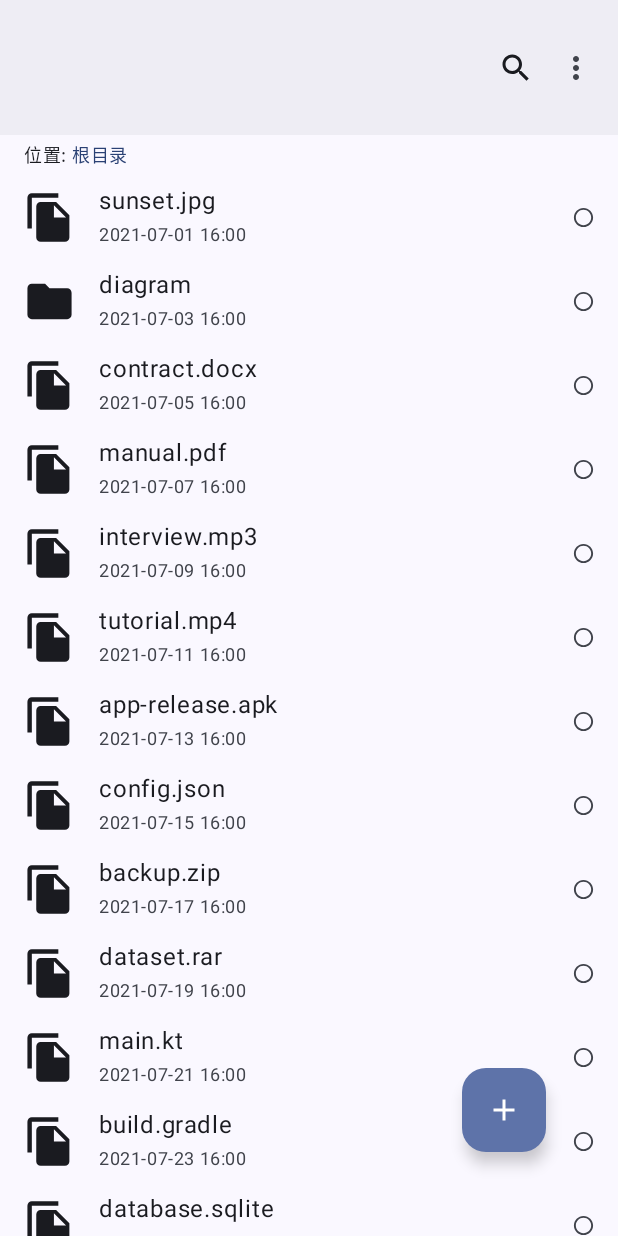
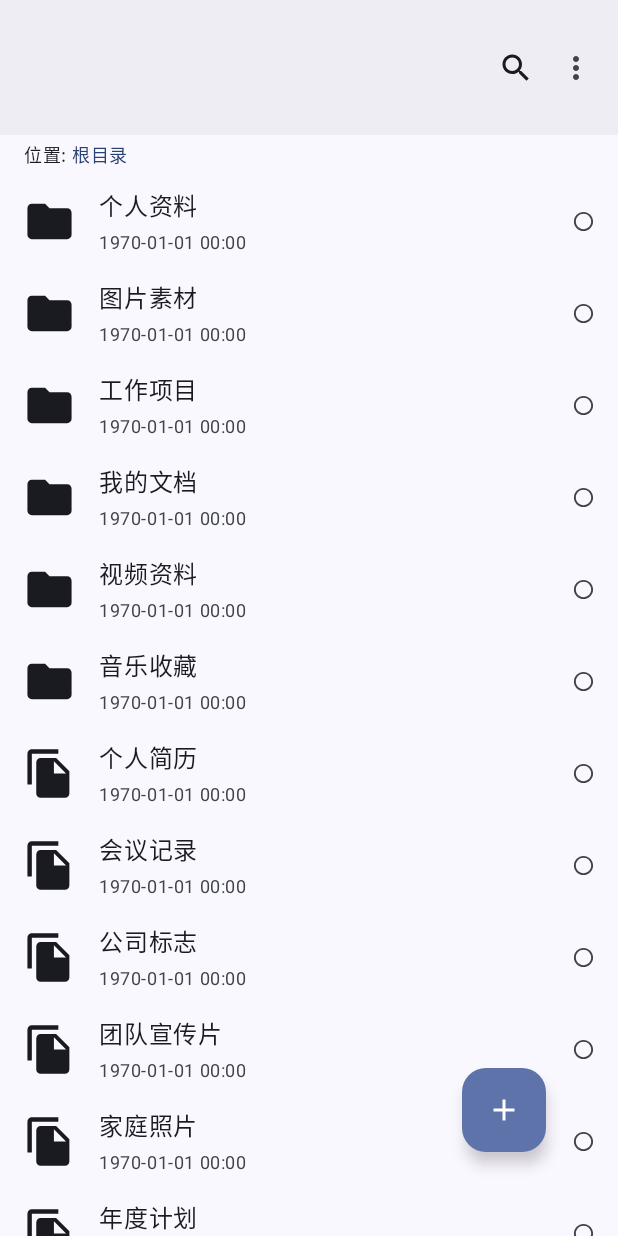
Before and after one commit to PanJX02/CloudDrive, an Android app built with Jetpack Compose: the composable FileRoute shown on its own in the app's theme, on a phone screen of 412 x 824 dp. Run offline under Robolectric (Android 15) with nearby library versions, the phone set to English and light mode, and no system bars.

Commit message:
refactor(file): 重构文件相关数据结构和接口
- 更新 File 数据类，增加新字段以适应后端接口变更
- 修改文件预览参数、文件对话框、文件路由等相关组件，以支持新的文件数据结构
- 更新网络 API 服务接口，使用路径参数获取文件列表

```diff
--- a/app/src/main/java/com/panjx/clouddrive/core/modle/File.kt
+++ b/app/src/main/java/com/panjx/clouddrive/core/modle/File.kt
@@ -7,26 +7,35 @@ import kotlinx.serialization.Serializable
  *
  * 用于表示云存储系统中的文件或目录元数据信息
  *
- * @property id 文件唯一标识符，通常为UUID格式
- * @property name 文件/目录名称（包含扩展名）
- * @property size 文件大小（字节单位），目录时通常为0
- * @property type 文件类型标识（如：text/plain, image/png），目录可设为"directory"
- * @property parentId 所属父目录ID，根目录时为空字符串
- * @property path 文件完整存储路径（虚拟路径，非物理路径）
+ * @property id 文件记录唯一标识符
+ * @property userId 用户ID
+ * @property fileId 文件ID
+ * @property fileSHA256 文件SHA256值
+ * @property fileName 文件名称
+ * @property fileExtension 文件扩展名
+ * @property fileCategory 文件类别
+ * @property fileSize 文件大小
+ * @property filePid 父文件ID
+ * @property folderType 文件夹类型
+ * @property deleteFlag 删除标记
+ * @property recoveryTime 恢复时间
  * @property createTime 创建时间戳（毫秒级）
- * @property updateTime 最后修改时间戳（毫秒级）
- * @property isDir 是否为目录标识，true表示目录，false表示文件
- * @property isSelected 选择状态（主要用于UI交互），默认未选中
+ * @property lastUpdateTime 最后更新时间戳（毫秒级）
  */
 @Serializable
 data class File(
-    val id: String,
-    val name: String,
-    val size: Long,
-    val type: String,
-    val parentId: String,
-    val path: String,
+    val id: Long,
+    val userId: Long,
+    val fileId: Long,
+    val fileSHA256: String?,
+    val fileName: String,
+    val fileExtension: String?,
+    val fileCategory: String?,
+    val fileSize: String?,
+    val filePid: Long,
+    val folderType: Int,
+    val deleteFlag: Int,
+    val recoveryTime: Long,
     val createTime: Long,
-    val updateTime: Long,
-    val isDir: Boolean,
+    val lastUpdateTime: Long
 )
--- a/app/src/main/java/com/panjx/clouddrive/core/ui/FileDataPreviewParameterProvider.kt
+++ b/app/src/main/java/com/panjx/clouddrive/core/ui/FileDataPreviewParameterProvider.kt
@@ -5,277 +5,345 @@ import com.panjx.clouddrive.core.modle.File
 object FilePreviewParameterData {
 
     val FILE= File(
-        id = "1",
-        name = "sunset.jpg",
-        size = 3_145_728,
-        type = "image/jpeg",
-        parentId = "0",
-        path = "/photos",
-        createTime = 1625068800000,  // 2021-07-01
-        updateTime = 1625155200000,
-        isDir = false
+        id = 1006,
+        userId = 12,
+        fileId = 0,
+        fileSHA256 = null,
+        fileName = "个人资料",
+        fileExtension = null,
+        fileCategory = null,
+        fileSize = null,
+        filePid = 0,
+        folderType = 1,
+        deleteFlag = 2,
+        recoveryTime = 0,
+        createTime = 1687650050,
+        lastUpdateTime = 0
     )
 
     val FILES = listOf(
-        // 图像类文件
-        FILE,
+        // 文件夹
         File(
-            id = "2",
-            name = "diagram",
-            size = 0,
-            type = "Folder",
-            parentId = "0",
-            path = "/design",
-            createTime = 1625241600000,
-            updateTime = 1625328000000,
-            isDir = false
+            id = 1006,
+            userId = 12,
+            fileId = 0,
+            fileSHA256 = null,
+            fileName = "个人资料",
+            fileExtension = null,
+            fileCategory = null,
+            fileSize = null,
+            filePid = 0,
+            folderType = 1,
+            deleteFlag = 2,
+            recoveryTime = 0,
+            createTime = 1687650050,
+            lastUpdateTime = 0
+        ),
+        File(
+            id = 1002,
+            userId = 12,
+            fileId = 0,
+            fileSHA256 = null,
+            fileName = "图片素材",
+            fileExtension = null,
+            fileCategory = null,
+            fileSize = null,
+            filePid = 0,
+            folderType = 1,
+            deleteFlag = 2,
+            recoveryTime = 0,
+            createTime = 1687650010,
+            lastUpdateTime = 0
+        ),
+        File(
+            id = 1005,
+            userId = 12,
+            fileId = 0,
+            fileSHA256 = null,
+            fileName = "工作项目",
+            fileExtension = null,
+            fileCategory = null,
+            fileSize = null,
+            filePid = 0,
+            folderType = 1,
+            deleteFlag = 2,
+            recoveryTime = 0,
+            createTime = 1687650040,
+            lastUpdateTime = 0
+        ),
+        File(
+            id = 1001,
+            userId = 12,
+            fileId = 0,
+            fileSHA256 = null,
+            fileName = "我的文档",
+            fileExtension = null,
+            fileCategory = null,
+            fileSize = null,
+            filePid = 0,
+            folderType = 1,
+            deleteFlag = 2,
+            recoveryTime = 0,
+            createTime = 1687650000,
+            lastUpdateTime = 0
+        ),
+        File(
+            id = 1003,
+            userId = 12,
+            fileId = 0,
+            fileSHA256 = null,
+            fileName = "视频资料",
+            fileExtension = null,
+            fileCategory = null,
+            fileSize = null,
+            filePid = 0,
+            folderType = 1,
+            deleteFlag = 2,
+            recoveryTime = 0,
+            createTime = 1687650020,
+            lastUpdateTime = 0
+        ),
+        File(
+            id = 1004,
+            userId = 12,
+            fileId = 0,
+            fileSHA256 = null,
+            fileName = "音乐收藏",
+            fileExtension = null,
+            fileCategory = null,
+            fileSize = null,
+            filePid = 0,
+            folderType = 1,
+            deleteFlag = 2,
+            recoveryTime = 0,
+            createTime = 1687650030,
+            lastUpdateTime = 0
         ),
 
-        // 文档类文件
+        // 文件
         File(
-            id = "3",
-            name = "contract.docx",
-            size = 524_288,
-            type = "application/vnd.openxmlformats-officedocument.wordprocessingml.document",
-            parentId = "0",
-            path = "/documents",
-            createTime = 1625414400000,
-            updateTime = 1625500800000,
-            isDir = false
+            id = 1008,
+            userId = 12,
+            fileId = 102,
+            fileSHA256 = "bbbb2222cccc3333dddd4444eeee5555ffff6666gggg7777",
+            fileName = "个人简历",
+            fileExtension = "pdf",
+            fileCategory = "application/pdf",
+            fileSize = "8388608",
+            filePid = 0,
+            folderType = 0,
+            deleteFlag = 2,
+            recoveryTime = 0,
+            createTime = 1687650110,
+            lastUpdateTime = 0
         ),
         File(
-            id = "4",
-            name = "manual.pdf",
-            size = 2_097_152,
-            type = "application/pdf",
-            parentId = "0",
-            path = "/documents",
-            createTime = 1625587200000,
-            updateTime = 1625673600000,
-            isDir = false
-        ),
-
-        // 媒体文件
-        File(
-            id = "5",
-            name = "interview.mp3",
-            size = 8_388_608,
-            type = "audio/mpeg",
-            parentId = "0",
-            path = "/media",
-            createTime = 1625760000000,
-            updateTime = 1625846400000,
-            isDir = false
+            id = 1009,
+            userId = 12,
+            fileId = 103,
+            fileSHA256 = "cccc3333dddd4444eeee5555ffff6666gggg7777hhhh8888",
+            fileName = "会议记录",
+            fileExtension = "docx",
+            fileCategory = "application/vnd.openxmlformats-officedocument.wordprocessingml.document",
+            fileSize = "4194304",
+            filePid = 0,
+            folderType = 0,
+            deleteFlag = 2,
+            recoveryTime = 0,
+            createTime = 1687650120,
+            lastUpdateTime = 0
         ),
         File(
-            id = "6",
-            name = "tutorial.mp4",
-            size = 52_428_800,
-            type = "video/mp4",
-            parentId = "0",
-            path = "/videos",
-            createTime = 1625932800000,
-            updateTime = 1626019200000,
-            isDir = false
-        ),
-
-        // 开发相关
-        File(
-            id = "7",
-            name = "app-release.apk",
-            size = 15_728_640,
-            type = "application/vnd.android.package-archive",
-            parentId = "0",
-            path = "/downloads",
-            createTime = 1626105600000,
-            updateTime = 1626192000000,
-            isDir = false
+            id = 1018,
+            userId = 12,
+            fileId = 112,
+            fileSHA256 = "llll2222mmmm3333nnnn4444oooo5555pppp6666qqqq7777",
+            fileName = "公司标志",
+            fileExtension = "png",
+            fileCategory = "image/png",
+            fileSize = "8192",
+            filePid = 0,
+            folderType = 0,
+            deleteFlag = 2,
+            recoveryTime = 0,
+            createTime = 1687650210,
+            lastUpdateTime = 0
         ),
         File(
-            id = "8",
-            name = "config.json",
-            size = 2_048,
-            type = "application/json",
-            parentId = "0",
-            path = "/system",
-            createTime = 1626278400000,
-            updateTime = 1626364800000,
-            isDir = false
-        ),
-
-        // 压缩包
-        File(
-            id = "9",
-            name = "backup.zip",
-            size = 10_485_760,
-            type = "application/zip",
-            parentId = "0",
-            path = "/archives",
-            createTime = 1626451200000,
-            updateTime = 1626537600000,
-            isDir = false
+            id = 1016,
+            userId = 12,
+            fileId = 110,
+            fileSHA256 = "jjjj0000kkkk1111llll2222mmmm3333nnnn4444oooo5555",
+            fileName = "团队宣传片",
+            fileExtension = "mp4",
+            fileCategory = "video/mp4",
+            fileSize = "32768",
+            filePid = 0,
+            folderType = 0,
+            deleteFlag = 2,
+            recoveryTime = 0,
+            createTime = 1687650190,
+            lastUpdateTime = 0
         ),
         File(
-            id = "10",
-            name = "dataset.rar",
-            size = 31_457_280,
-            type = "application/x-rar-compressed",
-            parentId = "0",
-            path = "/archives",
-            createTime = 1626624000000,
-            updateTime = 1626710400000,
-            isDir = false
-        ),
-
-        // 代码文件
-        File(
-            id = "11",
-            name = "main.kt",
-            size = 4_096,
-            type = "text/x-kotlin",
-            parentId = "0",
-            path = "/projects",
-            createTime = 1626796800000,
-            updateTime = 1626883200000,
-            isDir = false
+            id = 1012,
+            userId = 12,
+            fileId = 106,
+            fileSHA256 = "ffff6666gggg7777hhhh8888iiii9999jjjj0000kkkk1111",
+            fileName = "家庭照片",
+            fileExtension = "jpg",
+            fileCategory = "image/jpeg",
+            fileSize = "524288",
+            filePid = 0,
+            folderType = 0,
+            deleteFlag = 2,
+            recoveryTime = 0,
+            createTime = 1687650150,
+            lastUpdateTime = 0
         ),
         File(
-            id = "12",
-            name = "build.gradle",
-            size = 1_024,
-            type = "text/plain",
-            parentId = "0",
-            path = "/projects",
-            createTime = 1626969600000,
-            updateTime = 1627056000000,
-            isDir = false
-        ),
-
-        // 特殊类型
-        File(
-            id = "13",
-            name = "database.sqlite",
-            size = 104_857_600,
-            type = "application/x-sqlite3",
-            parentId = "0",
-            path = "/data",
-            createTime = 1627142400000,
-            updateTime = 1627228800000,
-            isDir = false
+            id = 1007,
+            userId = 12,
+            fileId = 101,
+            fileSHA256 = "aaaa1111bbbb2222cccc3333dddd4444eeee5555ffff6666",
+            fileName = "年度计划",
+            fileExtension = "xlsx",
+            fileCategory = "application/vnd.openxmlformats-officedocument.spreadsheetml.sheet",
+            fileSize = "12582912",
+            filePid = 0,
+            folderType = 0,
+            deleteFlag = 2,
+            recoveryTime = 0,
+            createTime = 1687650100,
+            lastUpdateTime = 0
         ),
         File(
-            id = "14",
-            name = "script.sh",
-            size = 512,
-            type = "application/x-sh",
-            parentId = "0",
-            path = "/scripts",
-            createTime = 1627315200000,
-            updateTime = 1627401600000,
-            isDir = false
-        ),
-
-        // 子目录示例
-        File(
-            id = "15",
-            name = "Projects",
-            size = 0,
-            type = "Folder",
-            parentId = "0",
-            path = "/projects",
-            createTime = 1630454400000,
-            updateTime = 1630540800000,
-            isDir = true
-        ),
-        // 子目录中的文件
-        File(
-            id = "16",
-            name = "design.sketch",
-            size = 5_242_880,
-            type = "application/sketch",
-            parentId = "3",
-            path = "/projects/design",
-            createTime = 1630627200000,
-            updateTime = 1630713600000,
-            isDir = false
+            id = 1017,
+            userId = 12,
+            fileId = 111,
+            fileSHA256 = "kkkk1111llll2222mmmm3333nnnn4444oooo5555pppp6666",
+            fileName = "放松音乐",
+            fileExtension = "mp3",
+            fileCategory = "audio/mpeg",
+            fileSize = "16384",
+            filePid = 0,
+            folderType = 0,
+            deleteFlag = 2,
+            recoveryTime = 0,
+            createTime = 1687650200,
+            lastUpdateTime = 0
         ),
         File(
-            id = "17",
-            name = "meeting_recording.mp4",
-            size = 24_576_000,
-            type = "video/mp4",
-            parentId = "3",
-            path = "/projects/recordings",
-            createTime = 1630800000000,
-            updateTime = 1630886400000,
-            isDir = false
-        ),
-        // 嵌套子目录
-        File(
-            id = "18",
-            name = "Backups",
-            size = 0,
-            type = "directory",
-            parentId = "15",
-            path = "/projects/backups",
-            createTime = 1631318400000,
-            updateTime = 1631404800000,
-            isDir = true
+            id = 1011,
+            userId = 12,
+            fileId = 105,
+            fileSHA256 = "eeee5555ffff6666gggg7777hhhh8888iiii9999jjjj0000",
+            fileName = "新年祝福视频",
+            fileExtension = "mp4",
+            fileCategory = "video/mp4",
+            fileSize = "1048576",
+            filePid = 0,
+            folderType = 0,
+            deleteFlag = 2,
+            recoveryTime = 0,
+            createTime = 1687650140,
+            lastUpdateTime = 0
         ),
         File(
-            id = "19",
-            name = "backup1",
-            size = 0,
-            type = "directory",
-            parentId = "18",
-            path = "/projects/backups/",
-            createTime = 1631392000000,
-            updateTime = 1631478400000,
-            isDir = true
+            id = 1015,
+            userId = 12,
+            fileId = 109,
+            fileSHA256 = "iiii9999jjjj0000kkkk1111llll2222mmmm3333nnnn4444",
+            fileName = "旅行日记",
+            fileExtension = "docx",
+            fileCategory = "application/vnd.openxmlformats-officedocument.wordprocessingml.document",
+            fileSize = "65536",
+            filePid = 0,
+            folderType = 0,
+            deleteFlag = 2,
+            recoveryTime = 0,
+            createTime = 1687650180,
+            lastUpdateTime = 0
         ),
         File(
-            id = "20",
-            name = "backup1",
-            size = 0,
-            type = "directory",
-            parentId = "19",
-            path = "/projects/backups1/",
-            createTime = 1631478400000,
-            updateTime = 1631564800000,
-            isDir = true
+            id = 1013,
+            userId = 12,
+            fileId = 107,
+            fileSHA256 = "gggg7777hhhh8888iiii9999jjjj0000kkkk1111llll2222",
+            fileName = "生日歌",
+            fileExtension = "mp3",
+            fileCategory = "audio/mpeg",
+            fileSize = "262144",
+            filePid = 0,
+            folderType = 0,
+            deleteFlag = 2,
+            recoveryTime = 0,
+            createTime = 1687650160,
+            lastUpdateTime = 0
         ),
         File(
-            id = "21",
-            name = "backup1",
-            size = 0,
-            type = "directory",
-            parentId = "20",
-            path = "/projects/backups1/",
-            createTime = 1631478400000,
-            updateTime = 1631564800000,
-            isDir = true
+            id = 1019,
+            userId = 12,
+            fileId = 113,
+            fileSHA256 = "mmmm3333nnnn4444oooo5555pppp6666qqqq7777rrrr8888",
+            fileName = "联系人列表",
+            fileExtension = "csv",
+            fileCategory = "text/csv",
+            fileSize = "4096",
+            filePid = 0,
+            folderType = 0,
+            deleteFlag = 2,
+            recoveryTime = 0,
+            createTime = 1687650220,
+            lastUpdateTime = 0
         ),
         File(
-            id = "22",
-            name = "backup1",
-            size = 0,
-            type = "directory",
-            parentId = "21",
-            path = "/projects/backups1/",
-            createTime = 1631478400000,
-            updateTime = 1631564800000,
-            isDir = true
+            id = 1014,
+            userId = 12,
+            fileId = 108,
+            fileSHA256 = "hhhh8888iiii9999jjjj0000kkkk1111llll2222mmmm3333",
+            fileName = "购物清单",
+            fileExtension = "xlsx",
+            fileCategory = "application/vnd.openxmlformats-officedocument.spreadsheetml.sheet",
+            fileSize = "131072",
+            filePid = 0,
+            folderType = 0,
+            deleteFlag = 2,
+            recoveryTime = 0,
+            createTime = 1687650170,
+            lastUpdateTime = 0
         ),
         File(
-            id = "23",
-            name = "backup1",
-            size = 0,
-            type = "directory",
-            parentId = "22",
-            path = "/projects/backups1/",
-            createTime = 1631478400000,
-            updateTime = 1631564800000,
-            isDir = true
+            id = 1010,
+            userId = 12,
+            fileId = 104,
+            fileSHA256 = "dddd4444eeee5555ffff6666gggg7777hhhh8888iiii9999",
+            fileName = "重要通知",
+            fileExtension = "txt",
+            fileCategory = "text/plain",
+            fileSize = "2097152",
+            filePid = 0,
+            folderType = 0,
+            deleteFlag = 2,
+            recoveryTime = 0,
+            createTime = 1687650130,
+            lastUpdateTime = 0
         ),
+        File(
+            id = 1020,
+            userId = 12,
+            fileId = 114,
+            fileSHA256 = "nnnn4444oooo5555pppp6666qqqq7777rrrr8888ssss9999",
+            fileName = "项目计划书",
+            fileExtension = "pdf",
+            fileCategory = "application/pdf",
+            fileSize = "2048",
+            filePid = 0,
+            folderType = 0,
+            deleteFlag = 2,
+            recoveryTime = 0,
+            createTime = 1687650230,
+            lastUpdateTime = 0
+        )
     )
 }
--- a/app/src/main/java/com/panjx/clouddrive/feature/file/component/ItemFile.kt
+++ b/app/src/main/java/com/panjx/clouddrive/feature/file/component/ItemFile.kt
@@ -32,7 +32,7 @@ fun ItemFile(
     isSelected: Boolean,
     modifier: Modifier = Modifier,
     onSelectChange: (Boolean) -> Unit,
-    onFolderClick: ((String, String) -> Unit)? = null // 添加文件夹点击回调
+    onFolderClick: ((Long, String) -> Unit)? = null // 修改参数类型
 ) {
     Log.d("Composable", "ItemFile")
     Row(
@@ -40,22 +40,22 @@ fun ItemFile(
             .fillMaxWidth()
             .clickable {
                 // 如果是文件夹且提供了点击回调，则触发回调
-                if ((data.type == "Folder" || data.isDir) && onFolderClick != null) {
-                    onFolderClick(data.id, data.name)
+                if (data.folderType == 1 && onFolderClick != null) {
+                    onFolderClick(data.id, data.fileName)
                 }
             }
             .padding(horizontal = 15.dp)
             .padding(vertical = 8.dp),
         verticalAlignment = Alignment.CenterVertically
     ) {
-        if (data.type == "Folder" || data.isDir){
+        if (data.folderType == 1) {
             Icon(
                 imageVector = Icons.Filled.Folder,
                 contentDescription = "Folder",
                 modifier = Modifier
                     .size(35.dp)
             )
-        }else{
+        } else {
             Icon(
                 imageVector = Icons.Filled.FileCopy,
                 contentDescription = "OtherFile",
@@ -70,12 +70,12 @@ fun ItemFile(
             verticalArrangement = Arrangement.Center,
         ) {
             Text(
-                text = data.name,
+                text = data.fileName,
                 style = MaterialTheme.typography.bodyLarge,
             )
             SpaceSmall()
             Text(
-                text = DateTimeUtils.formatTimestamp(data.updateTime), // 调用工具类
+                text = DateTimeUtils.formatTimestamp(data.lastUpdateTime), // 修改为使用lastUpdateTime
                 style = MaterialTheme.typography.bodySmall,
                 color = MaterialTheme.colorScheme.onSurfaceVariant
             )
--- a/app/src/main/java/com/panjx/clouddrive/feature/fileRoute/FileRoute.kt
+++ b/app/src/main/java/com/panjx/clouddrive/feature/fileRoute/FileRoute.kt
@@ -122,7 +122,7 @@ fun FileScreen(
     var showSearchBar by remember { mutableStateOf(false) }
     var showBottomSheet by remember { mutableStateOf(false) }
     val fileList = remember(files) { mutableStateListOf(*files.toTypedArray()) }
-    val selectedFiles = remember { mutableStateListOf<String>() }
+    val selectedFiles = remember { mutableStateListOf<Long>() }
     val currentPath by viewModel.currentPath.collectAsState()
     val currentDirId by viewModel.currentDirId.collectAsState()
 
@@ -171,7 +171,7 @@ fun FileScreen(
         viewModel.navigateUp()
     }
 
-    fun handleSelectChange(fileId: String, isSelected: Boolean) {
+    fun handleSelectChange(fileId: Long, isSelected: Boolean) {
         if (isSelected) {
             selectedFiles.add(fileId)
         } else {
--- a/app/src/main/java/com/panjx/clouddrive/feature/fileRoute/FileViewModel.kt
+++ b/app/src/main/java/com/panjx/clouddrive/feature/fileRoute/FileViewModel.kt
@@ -23,13 +23,13 @@ class FileViewModel: ViewModel() {
     private val _isRefreshing = MutableStateFlow(false)
     val isRefreshing: StateFlow<Boolean> = _isRefreshing
 
-    // 当前目录ID，"0"表示根目录
-    private val _currentDirId = MutableStateFlow("0")
-    val currentDirId: StateFlow<String> = _currentDirId
+    // 当前目录ID，0表示根目录
+    private val _currentDirId = MutableStateFlow(0L)
+    val currentDirId: StateFlow<Long> = _currentDirId
 
     // 当前路径，用于展示面包屑导航
-    private val _currentPath = MutableStateFlow<List<Pair<String, String>>>(listOf(Pair("0", "根目录")))
-    val currentPath: StateFlow<List<Pair<String, String>>> = _currentPath
+    private val _currentPath = MutableStateFlow<List<Pair<Long, String>>>(listOf(Pair(0L, "根目录")))
+    val currentPath: StateFlow<List<Pair<Long, String>>> = _currentPath
 
     init {
         loadData()
@@ -40,7 +40,7 @@ class FileViewModel: ViewModel() {
     }
 
     // 加载特定目录的内容
-    fun loadDirectoryContent(dirId: String, dirName: String? = null) {
+    fun loadDirectoryContent(dirId: Long, dirName: String? = null) {
         viewModelScope.launch {
             Log.d("FileViewModel", "loadDirectoryContent: 开始加载目录 $dirId 的内容")
 
@@ -54,21 +54,21 @@ class FileViewModel: ViewModel() {
             try {
                 // 暂时使用本地模拟数据
                 val allFiles = FilePreviewParameterData.FILES
-                val filteredFiles = if (dirId == "0") {
-                    // 根目录只显示parentId为"0"的文件
-                    allFiles.filter { it.parentId == "0" }
+                val filteredFiles = if (dirId == 0L) {
+                    // 根目录只显示filePid为0的文件
+                    allFiles.filter { it.filePid == 0L }
                 } else {
-                    // 子目录显示parentId匹配的文件
-                    allFiles.filter { it.parentId == dirId }
+                    // 子目录显示filePid匹配的文件
+                    allFiles.filter { it.filePid == dirId }
                 }
 
                 // 更新当前目录ID
                 _currentDirId.value = dirId
 
                 // 更新路径
-                if (dirId == "0") {
+                if (dirId == 0L) {
                     // 重置到根目录
-                    _currentPath.value = listOf(Pair("0", "根目录"))
+                    _currentPath.value = listOf(Pair(0L, "根目录"))
                 } else if (dirName != null) {
                     // 如果提供了目录名，添加到路径中
                     val newPath = _currentPath.value.toMutableList()
--- a/app/src/main/java/com/panjx/clouddrive/feature/fileRoute/component/FileInfoDialog.kt
+++ b/app/src/main/java/com/panjx/clouddrive/feature/fileRoute/component/FileInfoDialog.kt
@@ -33,7 +33,7 @@ fun FileInfoDialog(
     fileSizeBytes: String = "",
     fileType: String,
     fileExtension: String = "",
-    uploadFolderId: String = "",
+    uploadFolderId: Long = 0,
     uploadFolderName: String = "",
     md5Hash: String = "",
     md5Time: Long = 0,
```
Also changed, not shown: app/src/main/java/com/panjx/clouddrive/core/network/datasource/MyRetrofitDatasource.kt (+4 -3 lines), app/src/main/java/com/panjx/clouddrive/core/network/retrofit/MyNetworkApiService.kt (+6 -4 lines).
